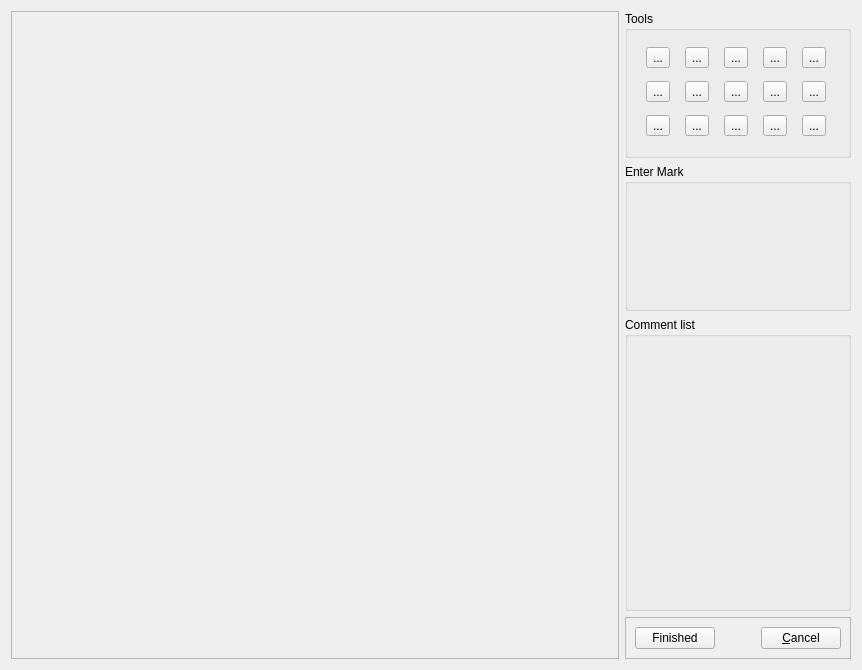
Old version of the form qtCreatorFiles/ui_annotator_lefthandmouse.ui in the repository plomgrading/plom.
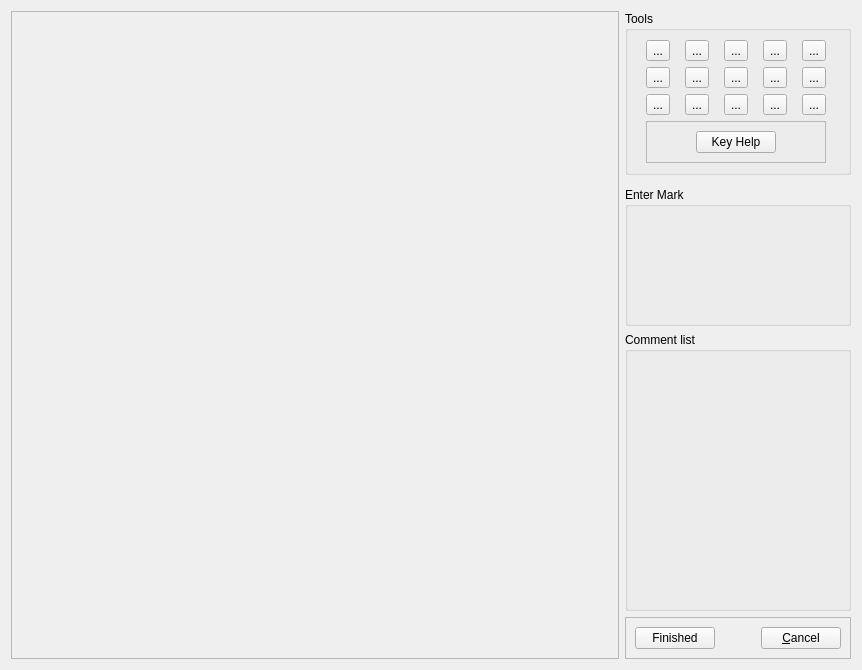
New version of the form.

Commit message: Added a key-help button to the annotator. Pops up a list of keys for tools.

Patch:
```diff
--- a/qtCreatorFiles/ui_annotator_lefthandmouse.ui
+++ b/qtCreatorFiles/ui_annotator_lefthandmouse.ui
@@ -14,37 +14,7 @@
    <string>Annotate paper</string>
   </property>
   <layout class="QGridLayout" name="gridLayout">
-   <item row="1" column="1">
-    <widget class="QGroupBox" name="markBox">
-     <property name="sizePolicy">
-      <sizepolicy hsizetype="Preferred" vsizetype="Preferred">
-       <horstretch>0</horstretch>
-       <verstretch>1</verstretch>
-      </sizepolicy>
-     </property>
-     <property name="title">
-      <string>Enter Mark</string>
-     </property>
-     <layout class="QGridLayout" name="markGrid">
-      <property name="leftMargin">
-       <number>3</number>
-      </property>
-      <property name="topMargin">
-       <number>3</number>
-      </property>
-      <property name="rightMargin">
-       <number>3</number>
-      </property>
-      <property name="bottomMargin">
-       <number>3</number>
-      </property>
-      <property name="spacing">
-       <number>3</number>
-      </property>
-     </layout>
-    </widget>
-   </item>
-   <item row="2" column="1">
+   <item row="3" column="1">
     <widget class="QGroupBox" name="groupBox_3">
      <property name="sizePolicy">
       <sizepolicy hsizetype="Preferred" vsizetype="Preferred">
@@ -74,7 +44,7 @@
      </layout>
     </widget>
    </item>
-   <item row="3" column="1">
+   <item row="4" column="1">
     <widget class="QFrame" name="frame_2">
      <property name="frameShape">
       <enum>QFrame::StyledPanel</enum>
@@ -113,7 +83,7 @@
      </layout>
     </widget>
    </item>
-   <item row="0" column="0" rowspan="4">
+   <item row="0" column="0" rowspan="5">
     <widget class="QFrame" name="pageFrame">
      <property name="sizePolicy">
       <sizepolicy hsizetype="Preferred" vsizetype="Preferred">
@@ -143,6 +113,36 @@
      </layout>
     </widget>
    </item>
+   <item row="2" column="1">
+    <widget class="QGroupBox" name="markBox">
+     <property name="sizePolicy">
+      <sizepolicy hsizetype="Preferred" vsizetype="Preferred">
+       <horstretch>0</horstretch>
+       <verstretch>1</verstretch>
+      </sizepolicy>
+     </property>
+     <property name="title">
+      <string>Enter Mark</string>
+     </property>
+     <layout class="QGridLayout" name="markGrid">
+      <property name="leftMargin">
+       <number>3</number>
+      </property>
+      <property name="topMargin">
+       <number>3</number>
+      </property>
+      <property name="rightMargin">
+       <number>3</number>
+      </property>
+      <property name="bottomMargin">
+       <number>3</number>
+      </property>
+      <property name="spacing">
+       <number>3</number>
+      </property>
+     </layout>
+    </widget>
+   </item>
    <item row="0" column="1">
     <widget class="QGroupBox" name="groupBox">
      <property name="sizePolicy">
@@ -155,59 +155,6 @@
       <string>Tools</string>
      </property>
      <layout class="QGridLayout" name="gridLayout_3">
-      <item row="1" column="5">
-       <widget class="QToolButton" name="zoomButton">
-        <property name="toolTip">
-         <string>press semi-colon</string>
-        </property>
-        <property name="text">
-         <string>...</string>
-        </property>
-       </widget>
-      </item>
-      <item row="1" column="2">
-       <widget class="QToolButton" name="tickButton">
-        <property name="toolTip">
-         <string>press k</string>
-        </property>
-        <property name="toolTipDuration">
-         <number>-1</number>
-        </property>
-        <property name="text">
-         <string>...</string>
-        </property>
-       </widget>
-      </item>
-      <item row="0" column="4">
-       <widget class="QToolButton" name="redoButton">
-        <property name="toolTip">
-         <string>press o</string>
-        </property>
-        <property name="text">
-         <string>...</string>
-        </property>
-       </widget>
-      </item>
-      <item row="2" column="5">
-       <widget class="QToolButton" name="moveButton">
-        <property name="toolTip">
-         <string>press /</string>
-        </property>
-        <property name="text">
-         <string>...</string>
-        </property>
-       </widget>
-      </item>
-      <item row="0" column="5">
-       <widget class="QToolButton" name="panButton">
-        <property name="toolTip">
-         <string>press p</string>
-        </property>
-        <property name="text">
-         <string>...</string>
-        </property>
-       </widget>
-      </item>
       <item row="0" column="2">
        <widget class="QToolButton" name="crossButton">
         <property name="toolTip">
@@ -231,26 +178,6 @@
         </property>
        </widget>
       </item>
-      <item row="2" column="4">
-       <widget class="QToolButton" name="deleteButton">
-        <property name="toolTip">
-         <string>press period</string>
-        </property>
-        <property name="text">
-         <string>...</string>
-        </property>
-       </widget>
-      </item>
-      <item row="1" column="4">
-       <widget class="QToolButton" name="undoButton">
-        <property name="toolTip">
-         <string>press l</string>
-        </property>
-        <property name="text">
-         <string>...</string>
-        </property>
-       </widget>
-      </item>
       <item row="1" column="1">
        <widget class="QToolButton" name="commentButton">
         <property name="toolTip">
@@ -264,6 +191,29 @@
         </property>
        </widget>
       </item>
+      <item row="1" column="2">
+       <widget class="QToolButton" name="tickButton">
+        <property name="toolTip">
+         <string>press k</string>
+        </property>
+        <property name="toolTipDuration">
+         <number>-1</number>
+        </property>
+        <property name="text">
+         <string>...</string>
+        </property>
+       </widget>
+      </item>
+      <item row="0" column="0">
+       <widget class="QToolButton" name="penButton">
+        <property name="toolTip">
+         <string>press y</string>
+        </property>
+        <property name="text">
+         <string>...</string>
+        </property>
+       </widget>
+      </item>
       <item row="2" column="2">
        <widget class="QToolButton" name="boxButton">
         <property name="toolTip">
@@ -274,39 +224,6 @@
         </property>
        </widget>
       </item>
-      <item row="0" column="1">
-       <widget class="QToolButton" name="commentUpButton">
-        <property name="toolTip">
-         <string>press u</string>
-        </property>
-        <property name="toolTipDuration">
-         <number>-1</number>
-        </property>
-        <property name="text">
-         <string>...</string>
-        </property>
-       </widget>
-      </item>
-      <item row="0" column="0">
-       <widget class="QToolButton" name="penButton">
-        <property name="toolTip">
-         <string>press y</string>
-        </property>
-        <property name="text">
-         <string>...</string>
-        </property>
-       </widget>
-      </item>
-      <item row="1" column="0">
-       <widget class="QToolButton" name="textButton">
-        <property name="toolTip">
-         <string>press h</string>
-        </property>
-        <property name="text">
-         <string>...</string>
-        </property>
-       </widget>
-      </item>
       <item row="2" column="0">
        <widget class="QToolButton" name="lineButton">
         <property name="toolTip">
@@ -317,6 +234,134 @@
         </property>
        </widget>
       </item>
+      <item row="1" column="0">
+       <widget class="QToolButton" name="textButton">
+        <property name="toolTip">
+         <string>press h</string>
+        </property>
+        <property name="text">
+         <string>...</string>
+        </property>
+       </widget>
+      </item>
+      <item row="0" column="1">
+       <widget class="QToolButton" name="commentUpButton">
+        <property name="toolTip">
+         <string>press u</string>
+        </property>
+        <property name="toolTipDuration">
+         <number>-1</number>
+        </property>
+        <property name="text">
+         <string>...</string>
+        </property>
+       </widget>
+      </item>
+      <item row="2" column="3">
+       <widget class="QToolButton" name="deleteButton">
+        <property name="toolTip">
+         <string>press period</string>
+        </property>
+        <property name="text">
+         <string>...</string>
+        </property>
+       </widget>
+      </item>
+      <item row="1" column="3">
+       <widget class="QToolButton" name="undoButton">
+        <property name="toolTip">
+         <string>press l</string>
+        </property>
+        <property name="text">
+         <string>...</string>
+        </property>
+       </widget>
+      </item>
+      <item row="0" column="3">
+       <widget class="QToolButton" name="redoButton">
+        <property name="toolTip">
+         <string>press o</string>
+        </property>
+        <property name="text">
+         <string>...</string>
+        </property>
+       </widget>
+      </item>
+      <item row="0" column="4">
+       <widget class="QToolButton" name="panButton">
+        <property name="toolTip">
+         <string>press p</string>
+        </property>
+        <property name="text">
+         <string>...</string>
+        </property>
+       </widget>
+      </item>
+      <item row="1" column="4">
+       <widget class="QToolButton" name="zoomButton">
+        <property name="toolTip">
+         <string>press semi-colon</string>
+        </property>
+        <property name="text">
+         <string>...</string>
+        </property>
+       </widget>
+      </item>
+      <item row="2" column="4">
+       <widget class="QToolButton" name="moveButton">
+        <property name="toolTip">
+         <string>press /</string>
+        </property>
+        <property name="text">
+         <string>...</string>
+        </property>
+       </widget>
+      </item>
+      <item row="3" column="0" colspan="5">
+       <widget class="QFrame" name="frame">
+        <property name="frameShape">
+         <enum>QFrame::StyledPanel</enum>
+        </property>
+        <property name="frameShadow">
+         <enum>QFrame::Raised</enum>
+        </property>
+        <layout class="QHBoxLayout" name="horizontalLayout">
+         <item>
+          <spacer name="horizontalSpacer">
+           <property name="orientation">
+            <enum>Qt::Horizontal</enum>
+           </property>
+           <property name="sizeHint" stdset="0">
+            <size>
+             <width>40</width>
+             <height>20</height>
+            </size>
+           </property>
+          </spacer>
+         </item>
+         <item>
+          <widget class="QPushButton" name="keyHelpButton">
+           <property name="text">
+            <string>Key Help</string>
+           </property>
+          </widget>
+         </item>
+         <item>
+          <spacer name="horizontalSpacer_3">
+           <property name="orientation">
+            <enum>Qt::Horizontal</enum>
+           </property>
+           <property name="sizeHint" stdset="0">
+            <size>
+             <width>40</width>
+             <height>20</height>
+            </size>
+           </property>
+          </spacer>
+         </item>
+        </layout>
+       </widget>
+      </item>
      </layout>
     </widget>
    </item>
```
The commit also changes 4 other files.
